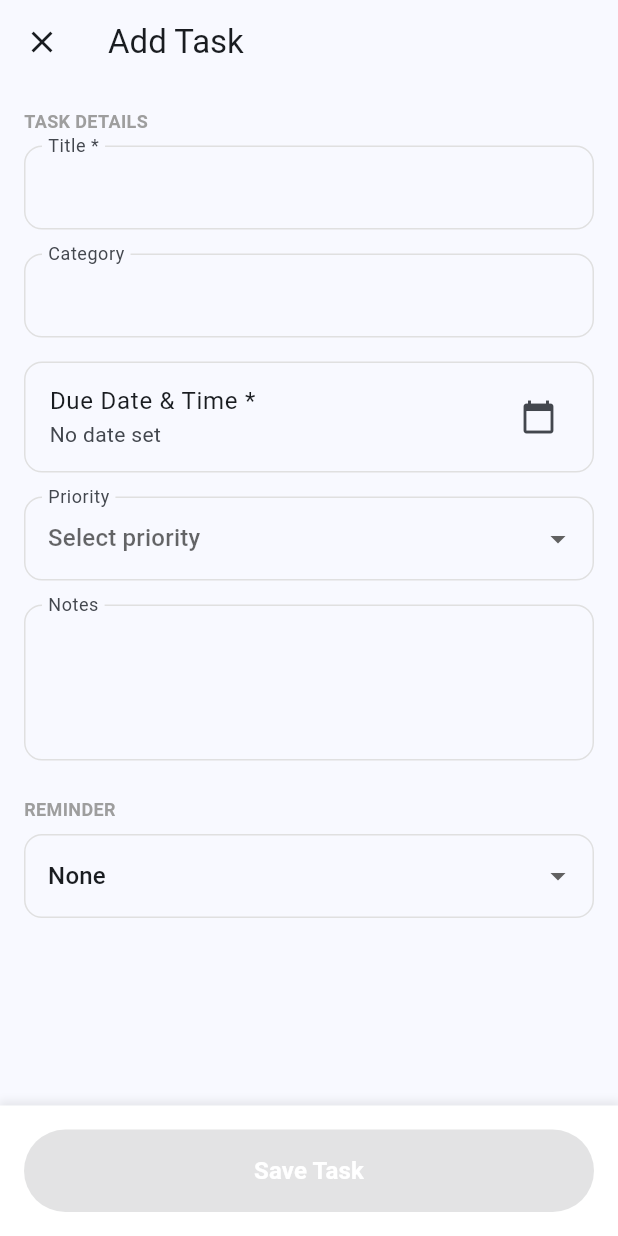
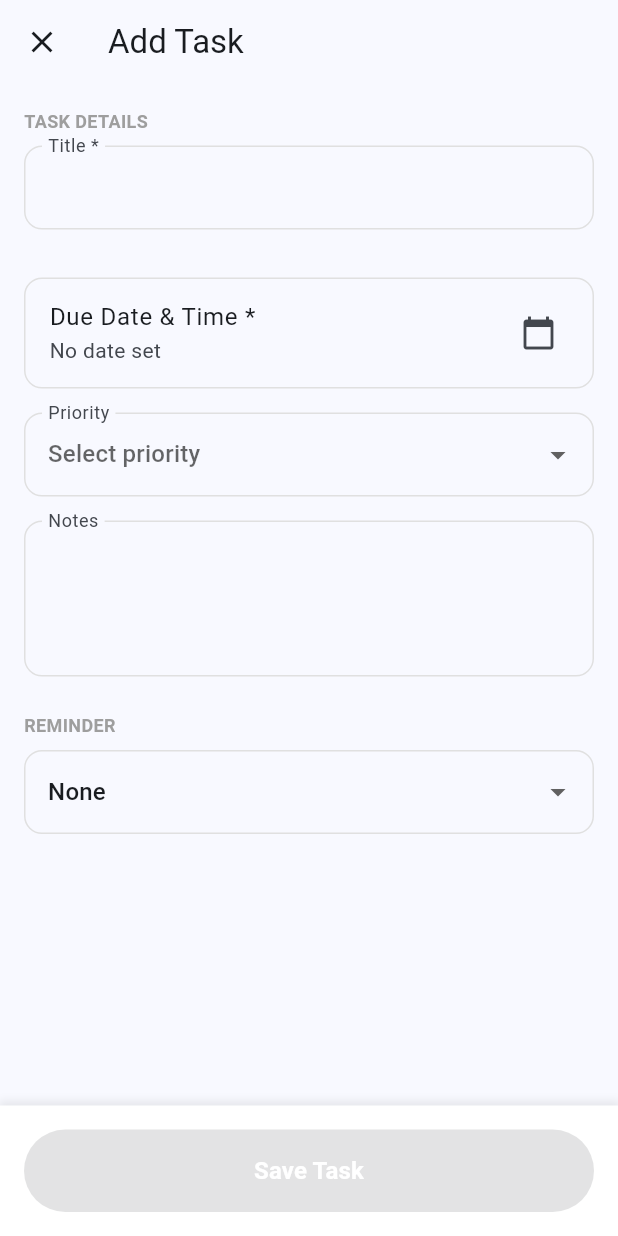
Before and after one commit to dvalechha/MyReminders, a Flutter app: the TaskFormView screen opened directly, on a phone screen of 412 x 824 dp. Run offline on Flutter 3.47's test engine with Material 3 defaults, Android fonts, the phone set to English and light mode, and no system bars; our stand-ins replace fl_chart, flutter_dotenv, flutter_local_notifications, sqflite, supabase_flutter, timezone; accounts and stored records are empty.

Commit message:
init changes for Settings

```diff
--- a/lib/views/task_form_view.dart
+++ b/lib/views/task_form_view.dart
@@ -27,7 +27,6 @@ class TaskFormView extends StatefulWidget {
 class _TaskFormViewState extends State<TaskFormView> {
   final _formKey = GlobalKey<FormState>();
   final _titleController = TextEditingController();
-  final _categoryController = TextEditingController();
   final _notesController = TextEditingController();
 
   DateTime? _selectedDueDate;
@@ -58,7 +57,6 @@ class _TaskFormViewState extends State<TaskFormView> {
   void _loadTaskData() {
     final task = widget.task!;
     _titleController.text = task.title;
-    _categoryController.text = task.category ?? '';
     _notesController.text = task.notes ?? '';
     _selectedDueDate = task.dueDate;
     _selectedPriority = task.priority;
@@ -68,7 +66,6 @@ class _TaskFormViewState extends State<TaskFormView> {
   @override
   void dispose() {
     _titleController.dispose();
-    _categoryController.dispose();
     _notesController.dispose();
     super.dispose();
   }
@@ -149,9 +146,8 @@ class _TaskFormViewState extends State<TaskFormView> {
     final task = Task(
       id: widget.task?.id,
       title: _titleController.text.trim(),
-      category: _categoryController.text.trim().isEmpty
-          ? null
-          : _categoryController.text.trim(),
+      // Preserve existing category id if editing; new tasks start without a category
+      category: widget.task?.category,
       dueDate: _selectedDueDate,
       priority: _selectedPriority,
       notes: _notesController.text.trim().isEmpty
@@ -269,14 +265,7 @@ class _TaskFormViewState extends State<TaskFormView> {
                     },
                   ),
                   const SizedBox(height: 16),
-                  TextFormField(
-                    controller: _categoryController,
-                    decoration: const InputDecoration(
-                      labelText: 'Category',
-                      border: OutlineInputBorder(),
-                      floatingLabelBehavior: FloatingLabelBehavior.always,
-                    ),
-                  ),
+                  // Category input removed; category id is retained in data model
                   const SizedBox(height: 16),
                   ListTile(
                     title: const Text('Due Date & Time *'),
--- a/lib/views/tasks_list_view.dart
+++ b/lib/views/tasks_list_view.dart
@@ -242,15 +242,7 @@ class _TasksListViewState extends State<TasksListView> {
           crossAxisAlignment: CrossAxisAlignment.start,
           children: [
             const SizedBox(height: 4),
-            if (task.category != null)
-              Text(
-                task.category!,
-                style: TextStyle(
-                  fontSize: 14,
-                  color: Colors.grey[700],
-                  fontWeight: FontWeight.w400,
-                ),
-              ),
+            // Category display removed from task list; category id remains in model
             if (task.dueDate != null) ...[
               const SizedBox(height: 4),
               Text(
```
Also changed, not shown: 2 other files.
